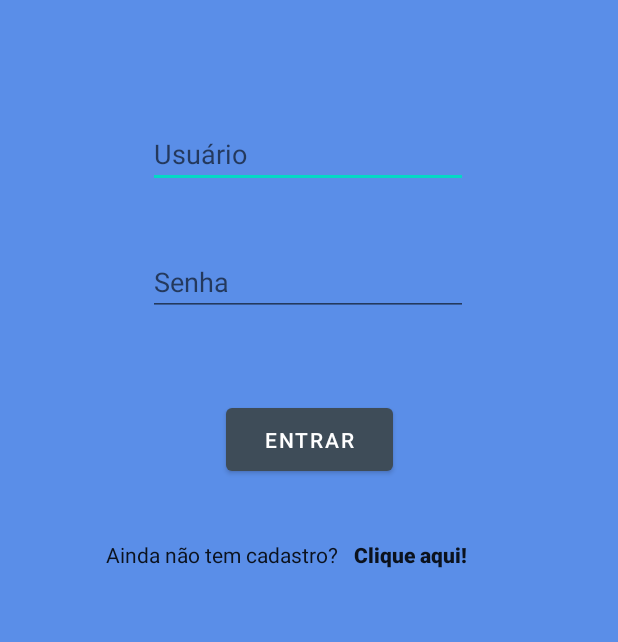
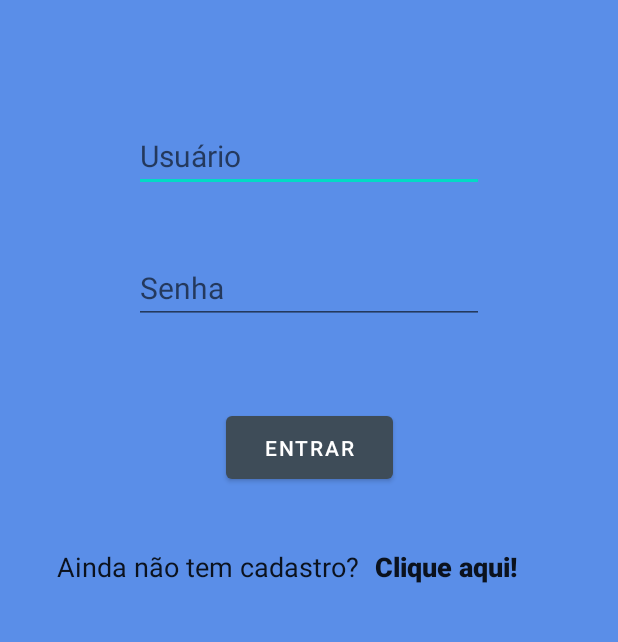
Before and after one commit to luizgustavogz/AppBarberFast, an Android app: the ActivityTelaLogin screen opened directly, with no data from a screen before it, on a phone screen of 412 x 824 dp, the part 261-903 px from its top. Run offline under Robolectric (Android 15) with nearby library versions, the phone set to English and light mode, and no system bars.

Commit message:
ajuste detalhes

```diff
--- a/app/src/main/java/com/example/appbarberfast/ActivityTelaLogin.java
+++ b/app/src/main/java/com/example/appbarberfast/ActivityTelaLogin.java
@@ -57,7 +57,7 @@ public class ActivityTelaLogin extends AppCompatActivity {
                         Intent intent = new Intent(getApplicationContext(), ActivityTelaMenu.class);
                         startActivity(intent);
                     } else {
-                        Toast.makeText(ActivityTelaLogin.this, "Houve um erro ao logar", Toast.LENGTH_SHORT).show();
+                        Toast.makeText(ActivityTelaLogin.this, "Usuário ou senha inválidos", Toast.LENGTH_SHORT).show();
                     }
                 }
             }
--- a/app/src/main/res/layout/activity_login.xml
+++ b/app/src/main/res/layout/activity_login.xml
@@ -29,8 +29,9 @@
         android:ems="10"
         android:hint="Usuário"
         android:inputType="textEmailAddress"
+        android:textSize="20sp"
         app:layout_constraintEnd_toEndOf="parent"
-        app:layout_constraintHorizontal_bias="1.0"
+        app:layout_constraintHorizontal_bias="0.52"
         app:layout_constraintStart_toStartOf="parent"
         app:layout_constraintTop_toBottomOf="@+id/logo_barberfast" />
 
@@ -44,8 +45,9 @@
         android:ems="10"
         android:hint="Senha"
         android:inputType="textPassword"
+        android:textSize="20sp"
         app:layout_constraintEnd_toEndOf="parent"
-        app:layout_constraintHorizontal_bias="1.0"
+        app:layout_constraintHorizontal_bias="0.52"
         app:layout_constraintStart_toStartOf="parent"
         app:layout_constraintTop_toBottomOf="@+id/usuarioLogin" />
 
@@ -58,6 +60,7 @@
         android:layout_marginEnd="5dp"
         android:text="Ainda não tem cadastro?"
         android:textAppearance="@style/TextAppearance.AppCompat.Body1"
+        android:textSize="18sp"
         app:layout_constraintEnd_toStartOf="@+id/txtCadastro"
         app:layout_constraintStart_toStartOf="parent"
         app:layout_constraintTop_toBottomOf="@+id/btnEntrar" />
@@ -71,6 +74,7 @@
         android:layout_marginEnd="104dp"
         android:text="Clique aqui!"
         android:textAppearance="@style/TextAppearance.AppCompat.Body2"
+        android:textSize="18sp"
         android:textStyle="bold"
         app:layout_constraintEnd_toEndOf="parent"
         app:layout_constraintStart_toEndOf="@+id/textView2"
```
